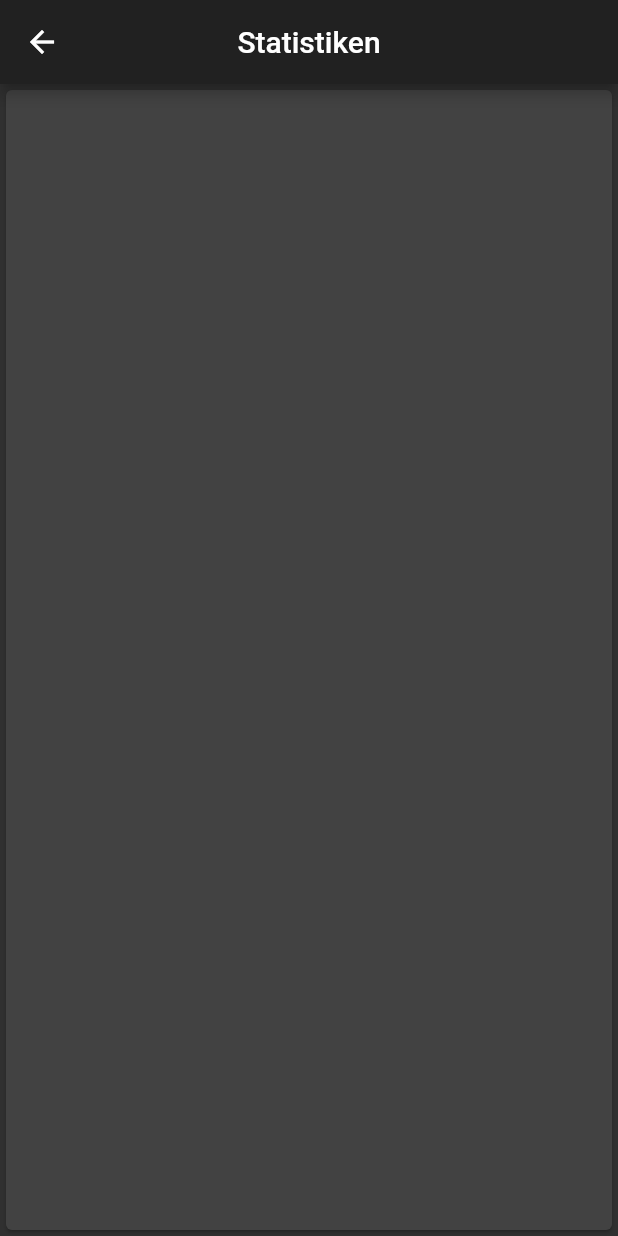
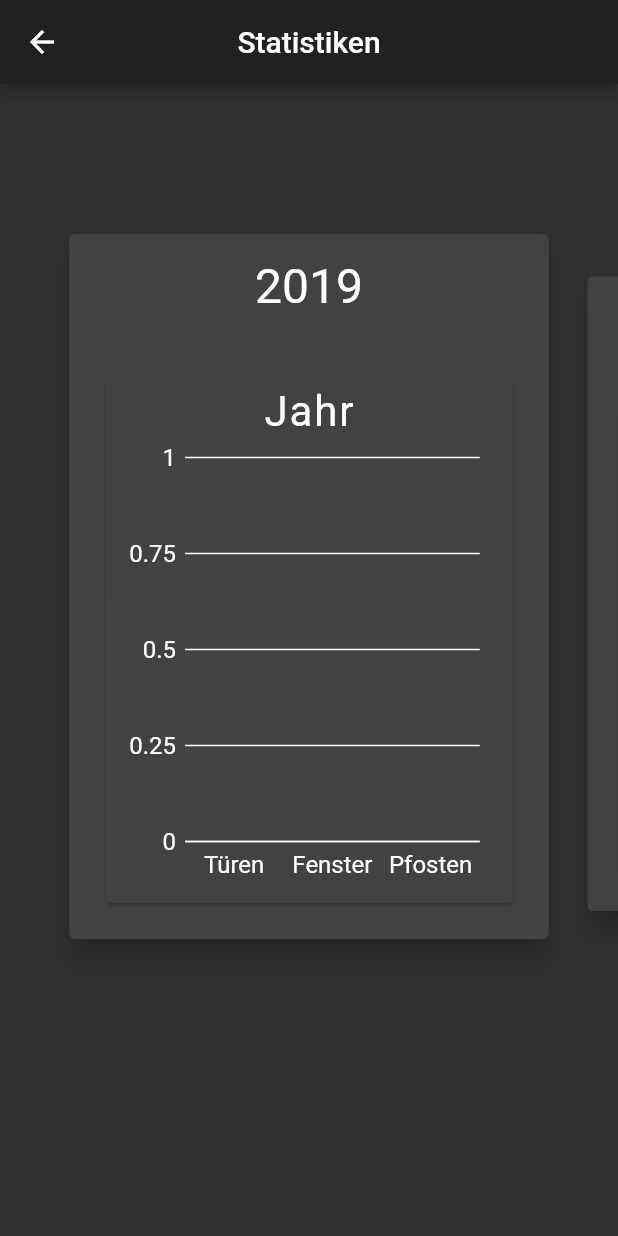
Before and after one commit to Marcel-Geirhos/buehlmaier_app, a Flutter app: the StatisticsPage screen opened directly, on a phone screen of 412 x 824 dp. Run offline on Flutter 3.47's test engine with Material 2 defaults, Android fonts, the phone set to English and light mode, and no system bars; our stand-ins replace auto_size_text, charts_flutter, cloud_firestore, dynamic_theme, flutter_swiper, font_awesome_flutter and 2 more; accounts and stored records are empty.

Commit message:
Statistik
- Statistik weiter implementiert.

```diff
--- a/lib/userInterface/statisticsPage.dart
+++ b/lib/userInterface/statisticsPage.dart
@@ -1,6 +1,9 @@
 import 'package:flutter/material.dart';
+import 'package:buehlmaier_app/utils/chart.dart';
 import 'package:flutter_swiper/flutter_swiper.dart';
+import 'package:buehlmaier_app/models/workload.dart';
 import 'package:cloud_firestore/cloud_firestore.dart';
+import 'package:charts_flutter/flutter.dart' as charts;
 import 'package:buehlmaier_app/utils/systemSettings.dart';
 
 class StatisticsPage extends StatefulWidget {
@@ -9,12 +12,21 @@ class StatisticsPage extends StatefulWidget {
 }
 
 class _StatisticsPageState extends State<StatisticsPage> {
+  int _numberYears;
+  List<int> _numberOfDoors = [];
+  List<int> _numberOfPosts = [];
+  List<int> _numberOfWindows = [];
+  List<Workload> data = [];
   QuerySnapshot _assignmentStatistics;
 
   @override
   void initState() {
     super.initState();
     SystemSettings.allowOnlyPortraitOrientation();
+    _numberYears = 0;
+    /*_numberOfDoors = 0;
+    _numberOfPosts = 0;
+    _numberOfWindows = 0;*/
   }
 
   @override
@@ -29,13 +41,12 @@ class _StatisticsPageState extends State<StatisticsPage> {
         builder: (context, snapshot) {
           if (snapshot.connectionState == ConnectionState.done) {
             return Swiper(
-              itemCount: 3,
+              itemCount: _numberYears,
+              scale: 0.9,
+              viewportFraction: 0.8,
+              loop: false,
               itemBuilder: (BuildContext context, int index) {
-                return Card(
-                  child: Column(
-                    children: <Widget>[],
-                  ),
-                );
+                return cardList(index);
               },
             );
           }
@@ -45,9 +56,73 @@ class _StatisticsPageState extends State<StatisticsPage> {
     );
   }
 
+  Widget cardList(int index) {
+    int currentYear = index + 2019; // TODO auf 2020 ändern!
+    return ListView(
+      children: <Widget>[
+        Card(
+          elevation: 8.0,
+          margin: EdgeInsets.fromLTRB(5, 100, 5, 80),
+          child: Column(
+            children: <Widget>[
+              Padding(
+                padding: const EdgeInsets.symmetric(vertical: 16.0),
+                child: Text('$currentYear', style: TextStyle(fontSize: 32.0)),
+              ),
+              StatisticsChart(data: data, index: index),
+            ],
+          ),
+        ),
+      ],
+    );
+  }
+
   Future<void> loadAssignmentStatistics() async {
-    for (int year = 2020; year <= DateTime.now().year; year++) {
+    int chartNumber = 0;
+    int doors = 0;
+    int posts = 0;
+    int windows = 0;
+    // TODO auf 2020 ändern!
+    for (int year = 2019; year <= DateTime.now().year; year++, _numberYears++, chartNumber++) {
       _assignmentStatistics = await Firestore.instance.collection('archive_$year').getDocuments();
+      for (int i = 0; i < _assignmentStatistics.documents.length; i++) {
+        int numberOfElements = int.parse(_assignmentStatistics.documents[i].data['NumberOfElements']);
+        String orderType = _assignmentStatistics.documents[i].data['OrderType'];
+        if (orderType == 'Haustüre') {
+          doors += numberOfElements;
+        } else if (orderType == 'Pfosten Riegel') {
+          posts += numberOfElements;
+        } else if (orderType == 'Leisten' || orderType == 'Sonstiges') {
+          // Wird nicht erfasst.
+        } else {
+          windows += numberOfElements;
+        }
+      }
+      _numberOfDoors.add(doors);
+      _numberOfPosts.add(posts);
+      _numberOfWindows.add(windows);
+      addChartData(chartNumber);
+    }
+  }
+
+  void addChartData(int index) {
+    data.add(Workload(
+      name: 'Türen',
+      count: _numberOfDoors[index],
+      barColor: charts.ColorUtil.fromDartColor(Colors.blue),
+    ));
+    data.add(Workload(
+      name: 'Fenster',
+      count: _numberOfWindows[index],
+      barColor: charts.ColorUtil.fromDartColor(Colors.blue),
+    ));
+    data.add(Workload(
+      name: 'Pfosten',
+      count: _numberOfPosts[index],
+      barColor: charts.ColorUtil.fromDartColor(Colors.blue),
+    ));
+    for (int i = 0; i < data.length; i++) {
+      print(data[i].count);
     }
   }
 }
--- a/lib/utils/chart.dart
+++ b/lib/utils/chart.dart
@@ -64,3 +64,68 @@ class WorkloadChart extends StatelessWidget {
     );
   }
 }
+
+class StatisticsChart extends StatelessWidget {
+  final List<Workload> data;
+  final int index;
+
+  StatisticsChart({@required this.data, @required this.index});
+
+  @override
+  Widget build(BuildContext context) {
+    print(data[0].count);
+    List<charts.Series<Workload, String>> series = [
+      charts.Series(
+          id: "Workload",
+          data: data,
+          seriesColor: charts.ColorUtil.fromDartColor(Colors.white),
+          domainFn: (Workload series, _) => series.name,
+          measureFn: (Workload series, _) => series.count,
+          colorFn: (Workload series, _) => series.barColor),
+    ];
+    return Container(
+      height: 400,
+      padding: const EdgeInsets.all(20),
+      child: Card(
+        child: Padding(
+          padding: const EdgeInsets.all(8.0),
+          child: Column(
+            children: [
+              Text(
+                'Jahr',
+                style: TextStyle(fontSize: 28.0, letterSpacing: 1.2),
+              ),
+              Expanded(
+                child: charts.BarChart(
+                  series,
+                  animate: true,
+                  animationDuration: Duration(milliseconds: 1200),
+                  domainAxis: new charts.OrdinalAxisSpec(
+                    renderSpec: new charts.SmallTickRendererSpec(
+                      // Tick and Label styling here.
+                      labelStyle: new charts.TextStyleSpec(
+                          fontSize: 16, // size in Pts.
+                          color: charts.MaterialPalette.white),
+                      // Change the line colors to match text color.
+                      lineStyle: new charts.LineStyleSpec(color: charts.MaterialPalette.white),
+                    ),
+                  ),
+                  primaryMeasureAxis: new charts.NumericAxisSpec(
+                    renderSpec: new charts.GridlineRendererSpec(
+                      // Tick and Label styling here.
+                      labelStyle: new charts.TextStyleSpec(
+                          fontSize: 16, // size in Pts.
+                          color: charts.MaterialPalette.white),
+                      // Change the line colors to match text color.
+                      lineStyle: new charts.LineStyleSpec(color: charts.MaterialPalette.white),
+                    ),
+                  ),
+                ),
+              ),
+            ],
+          ),
+        ),
+      ),
+    );
+  }
+}
```
